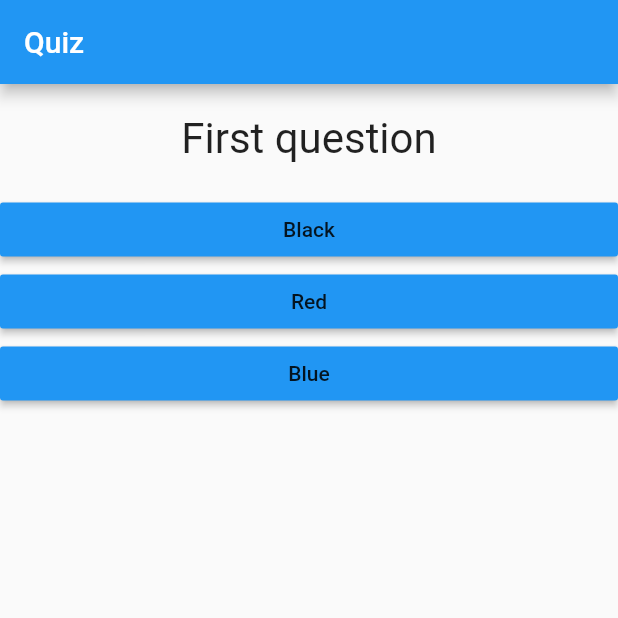
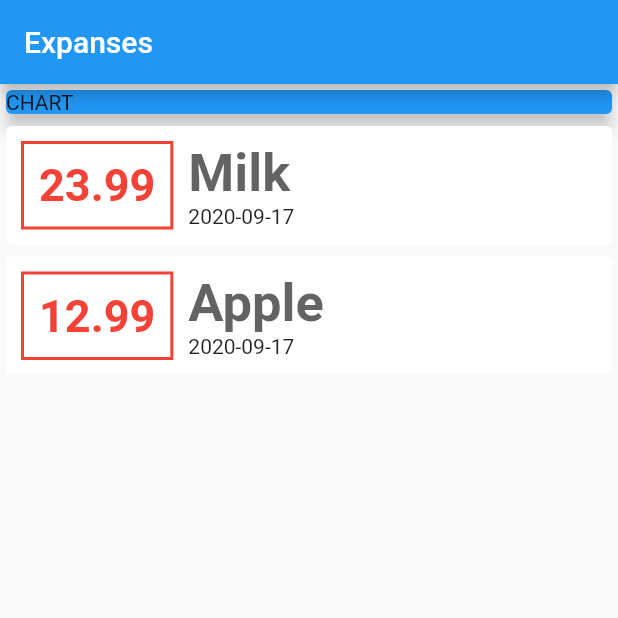
Before and after one commit to vlotysh/flutter_playground, a Flutter app: the screen it shows after launch, on a phone screen of 412 x 824 dp, the top half of it. Run offline on Flutter 3.47's test engine with Material 2 defaults, Android fonts, the phone set to English and light mode, and no system bars; our stand-ins replace audioplayers.

Commit message:
Add first version of expension app

```diff
--- /dev/null
+++ b/lib/apps/expenses/Expenses.dart
@@ -0,0 +1,16 @@
+import 'package:flutter/material.dart';
+import 'package:playground/apps/expenses/pages/Home.dart';
+
+class Expenses extends StatefulWidget {
+  @override
+  _ExpensesState createState() => _ExpensesState();
+}
+
+class _ExpensesState extends State<Expenses> {
+  @override
+  Widget build(BuildContext context) {
+    return MaterialApp(
+      home: HomePage(),
+    );
+  }
+}
--- /dev/null
+++ b/lib/apps/expenses/entities/Transaction.dart
@@ -0,0 +1,14 @@
+import 'package:flutter/foundation.dart';
+
+class Transaction {
+  String id;
+  double amount;
+  String title;
+  DateTime date;
+
+  Transaction(
+      {@required this.id,
+      @required this.amount,
+      @required this.title,
+      @required this.date});
+}
--- /dev/null
+++ b/lib/apps/expenses/pages/Home.dart
@@ -0,0 +1,34 @@
+import 'package:flutter/material.dart';
+import 'package:playground/apps/expenses/entities/Transaction.dart';
+import 'package:playground/apps/expenses/widgets/Transaction.dart';
+
+class HomePage extends StatelessWidget {
+  final List<Transaction> transactions = [
+    Transaction(id: 'td1', amount: 23.99, title: 'Milk', date: DateTime.now()),
+    Transaction(id: 'td2', amount: 12.99, title: 'Apple', date: DateTime.now())
+  ];
+
+  @override
+  Widget build(BuildContext context) {
+    return Scaffold(
+        appBar: AppBar(
+          title: Text('Expanses'),
+        ),
+        body: Column(
+          crossAxisAlignment: CrossAxisAlignment.stretch,
+          children: <Widget>[
+            Container(
+                child: Card(
+                  color: Colors.blue,
+                  child: Text('CHART'),
+                  elevation: 5,
+                ),
+                width: double.infinity),
+            Column(
+                children: transactions.map((transaction) {
+              return TransactionCard(transaction);
+            }).toList())
+          ],
+        ));
+  }
+}
--- /dev/null
+++ b/lib/apps/expenses/widgets/Transaction.dart
@@ -0,0 +1,51 @@
+import 'package:flutter/material.dart';
+import 'package:playground/apps/expenses/entities/Transaction.dart';
+
+class TransactionCard extends StatelessWidget {
+  final Transaction _transaction;
+
+  TransactionCard(this._transaction);
+
+  @override
+  Widget build(BuildContext context) {
+    return Card(
+      child: Row(
+        children: <Widget>[
+          Container(
+            child: Text(
+              _transaction.amount.toString(),
+              style: TextStyle(
+                  fontWeight: FontWeight.bold,
+                  fontSize: 30,
+                  color: Colors.red,
+              )
+            ),
+            margin: EdgeInsets.symmetric(vertical: 10, horizontal: 10),
+            decoration: BoxDecoration(
+                border: Border.all(color: Colors.red, width: 2)),
+            padding: EdgeInsets.all(10),
+          ),
+          Column(
+            crossAxisAlignment: CrossAxisAlignment.start,
+            children: <Widget>[
+              Container(
+                child: Text(
+                  _transaction.title,
+                  style: TextStyle(
+                      fontWeight: FontWeight.bold,
+                      fontSize: 35,
+                      color: Color.fromRGBO(60, 60, 60, 0.8)),
+                ),
+              ),
+              Container(
+                  child: Text("${_transaction.date.year.toString()}"
+                      "-${_transaction.date.month.toString().padLeft(2, '0')}"
+                      "-${_transaction.date.day.toString().padLeft(2, '0')}"))
+            ],
+          )
+        ],
+      ),
+      elevation: 0,
+    );
+  }
+}
--- a/lib/main.dart
+++ b/lib/main.dart
@@ -4,6 +4,7 @@ import 'package:playground/apps/tabs/TabBarDemo.dart';
 import 'package:playground/apps/rating/Rating.dart';
 import 'package:playground/apps/quizTask/QuizTask.dart';
 import 'package:playground/apps/drugAndDrop/DragAndDrop.dart';
+import 'package:playground/apps/expenses/Expenses.dart';
 import 'package:flutter/material.dart';
 
-void main() => runApp(QuizTask());
+void main() => runApp(Expenses());
```
